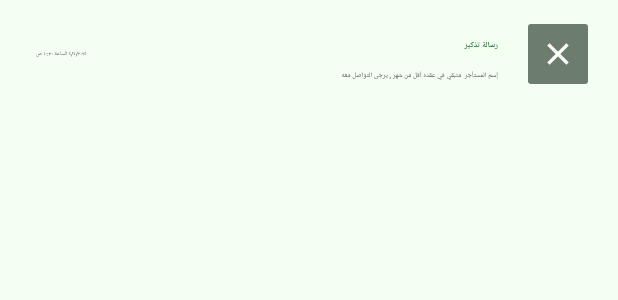
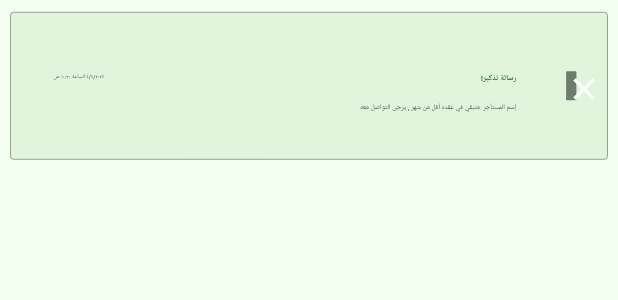
Before and after one commit to mhammadgammal/ejary, a Flutter app: the AlarmWidget widget shown alone on an empty page, opened directly with empty values, on a phone screen of 412 x 824 dp. Shown: the top 300 px of the screen. Run offline on Flutter 3.47's test engine with Material 3 defaults, Android fonts, the phone set to English and light mode, and no system bars; our stand-ins replace file_picker, flutter_bloc, flutter_screenutil, flutter_svg, get_it, google_fonts and 4 more; missing offline and left inert: window_size; accounts and stored records are empty; Roboto replaces fonts that are missing (Tajawal).

Commit message:
feat: Improve Alarm Display and Add New String Resource
-   Update the `alarm_message` string resource in the Arabic localization file (`ar.json`) to "رسالة تذكير!".
-   Refactor `AlarmWidget` to display alarm information within a styled container, including borders and background color.
-   Modify layout and style of `AlarmWidget` to improve the visibility and presentation.
-   Move the date display to be inline with the alarm message in the `AlarmWidget`.
-   Adjust the leading icon in the `AlarmWidget` to use a `Container` with a background color instead of an `IconButton`.

```diff
--- a/assets/localization/ar.json
+++ b/assets/localization/ar.json
@@ -130,7 +130,7 @@
   "contract_end_date": "تاريخ إنتهاء العقد",
   "No Apartments currently..add it from here": "لا توجد شقق حاليا.. أضفها من هنا",
   "You will be notified before renter contract ends": "سوف يصلك اشعار لتذكيرك قبل إنتهاء\n عقد المستأجر و ذلك للتواصل معه",
-  "alarm_message": "رسالة تذكير",
+  "alarm_message": "رسالة تذكير!",
   "time_message": "متبقي في عقده أقل من شهر , يرجى التواصل معه",
   "No Alarms Yet": "لا يوجد تذكيرات حتي الان",
   "sign_out": "تسجيل الخروج",
--- a/lib/features/alarms/widgets/alarm_widget.dart
+++ b/lib/features/alarms/widgets/alarm_widget.dart
@@ -14,18 +14,28 @@ class AlarmWidget extends StatelessWidget {
 
   @override
   Widget build(BuildContext context) {
-    return ListTile(
-      leading: IconButton(
-        onPressed: () {},
-        icon: Icon(Icons.close, color: Colors.white),
-        style: ButtonStyle(
-          backgroundColor: WidgetStatePropertyAll(AppColors.gray100),
-          shape: WidgetStatePropertyAll(
-            RoundedRectangleBorder(borderRadius: BorderRadius.circular(2)),
+    return Container(
+      decoration: BoxDecoration(
+        color: AppColors.background100,
+        borderRadius: BorderRadius.circular(8.0.r),
+        border: Border.all(color: AppColors.gray200, width: 1.0.w),
       ),
+      padding: EdgeInsets.symmetric(horizontal: 16.0.w, vertical: 16.0.h),
+      margin: EdgeInsets.symmetric(horizontal: 24.0.w, vertical: 10.0.h),
+      child: ListTile(
+        leading: Container(
+          width: 24.0.w,
+          height: 24.0.h,
+          decoration: BoxDecoration(
+            color: AppColors.gray100,
+            borderRadius: BorderRadius.circular(2.0.r),
           ),
+          child: Icon(Icons.close, color: Colors.white),
         ),
-      title: Text(
+        title: Row(
+          mainAxisAlignment: MainAxisAlignment.spaceBetween,
+          children: [
+            Text(
               AppStrings.alarmMessage.tr(context),
               style: GoogleFonts.tajawal(
                 fontSize: 18.sp,
@@ -33,7 +43,7 @@ class AlarmWidget extends StatelessWidget {
                 color: AppColors.primary100,
               ),
             ),
-      trailing: Text(
+            Text(
               DateFormat('d/M/yyyy الساعة h:mm a', 'ar').format(date),
               style: GoogleFonts.tajawal(
                 fontSize: 13.sp,
@@ -41,6 +51,17 @@ class AlarmWidget extends StatelessWidget {
                 color: AppColors.gray200,
               ),
             ),
+          ],
+        ),
+        // trailing:
+        // Text(
+        //   DateFormat('d/M/yyyy الساعة h:mm a', 'ar').format(date),
+        //   style: GoogleFonts.tajawal(
+        //     fontSize: 13.sp,
+        //     fontWeight: FontWeight.w500,
+        //     color: AppColors.gray200,
+        //   ),
+        // ),
         subtitle: Text(
           '${AppStrings.renterName.tr(context)} $renterName ${AppStrings.timeMessage.tr(context)}',
           style: GoogleFonts.tajawal(
@@ -49,6 +70,7 @@ class AlarmWidget extends StatelessWidget {
             color: AppColors.gray200,
           ),
         ),
+      ),
     );
   }
 }
```
Lines whose indentation alone changed are shown as unchanged.
